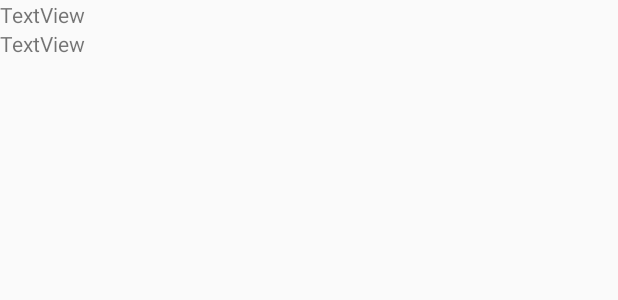
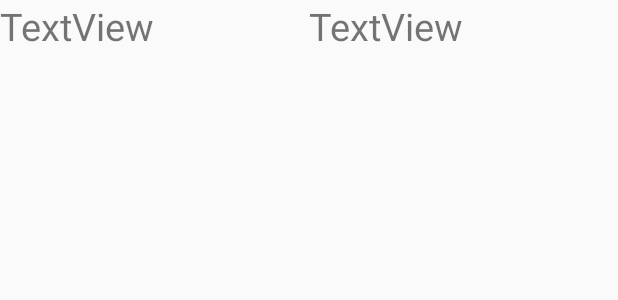
Before and after one commit to SKogelnik/resifo-android, an Android app: the layout row_item.xml on its own in the app's theme, with its tools: preview values and no code run, on a phone screen of 412 x 824 dp. Shown: the top 300 px of the screen. Run offline under Robolectric (Android 15) with nearby library versions, the phone set to English and light mode, and no system bars.

Commit message:
row item made beautiful

```diff
--- a/Resifo/app/src/main/res/layout/row_item.xml
+++ b/Resifo/app/src/main/res/layout/row_item.xml
@@ -9,29 +9,24 @@
         android:layout_width="match_parent"
         android:layout_height="wrap_content">
 
-        <LinearLayout
-            android:orientation="vertical"
-            android:layout_width="wrap_content"
-            android:layout_height="match_parent"
-            android:layout_weight="1"
-            android:clickable="false">
-
         <TextView
             android:text="TextView"
             android:layout_width="match_parent"
             android:layout_height="wrap_content"
             android:id="@+id/tvRowNachname"
-                android:layout_weight="1" />
+            android:layout_weight="1"
+            android:textSize="25sp"
+            android:textAlignment="textStart" />
 
         <TextView
             android:text="TextView"
             android:layout_width="match_parent"
             android:layout_height="wrap_content"
             android:id="@+id/tvRowVorname"
-                android:layout_weight="1" />
+            android:layout_weight="1"
+            android:textSize="25sp"
+            android:textAlignment="viewStart" />
 
     </LinearLayout>
 
 </LinearLayout>
-
-</LinearLayout>
```
Lines whose indentation alone changed are shown as unchanged.
